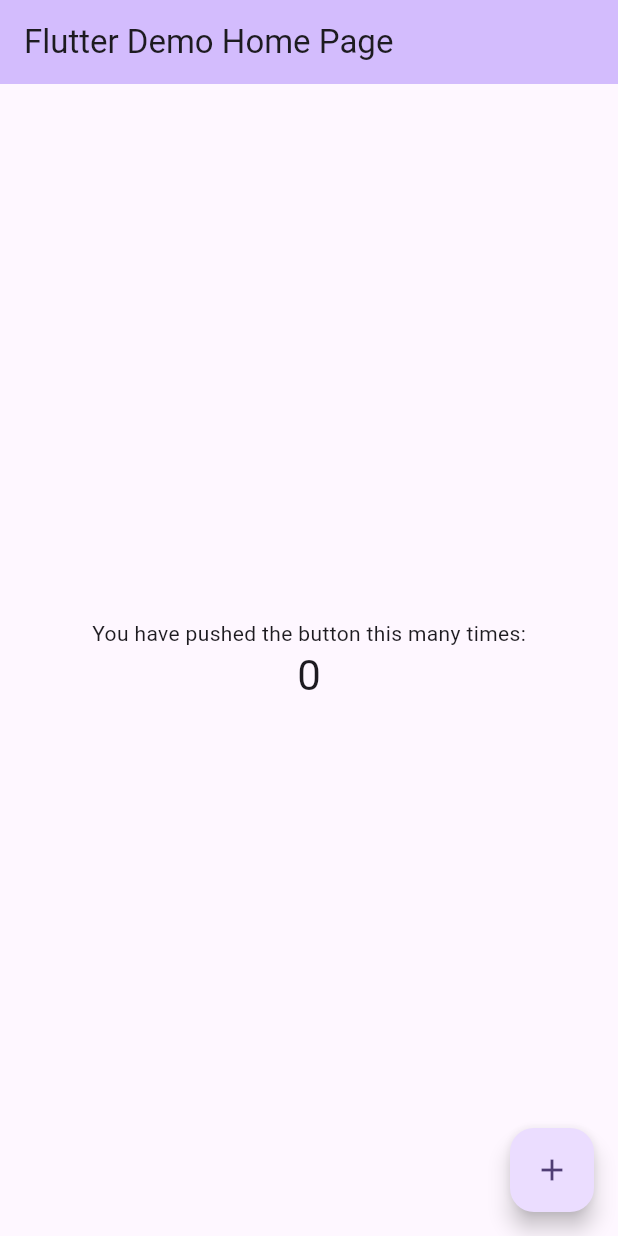
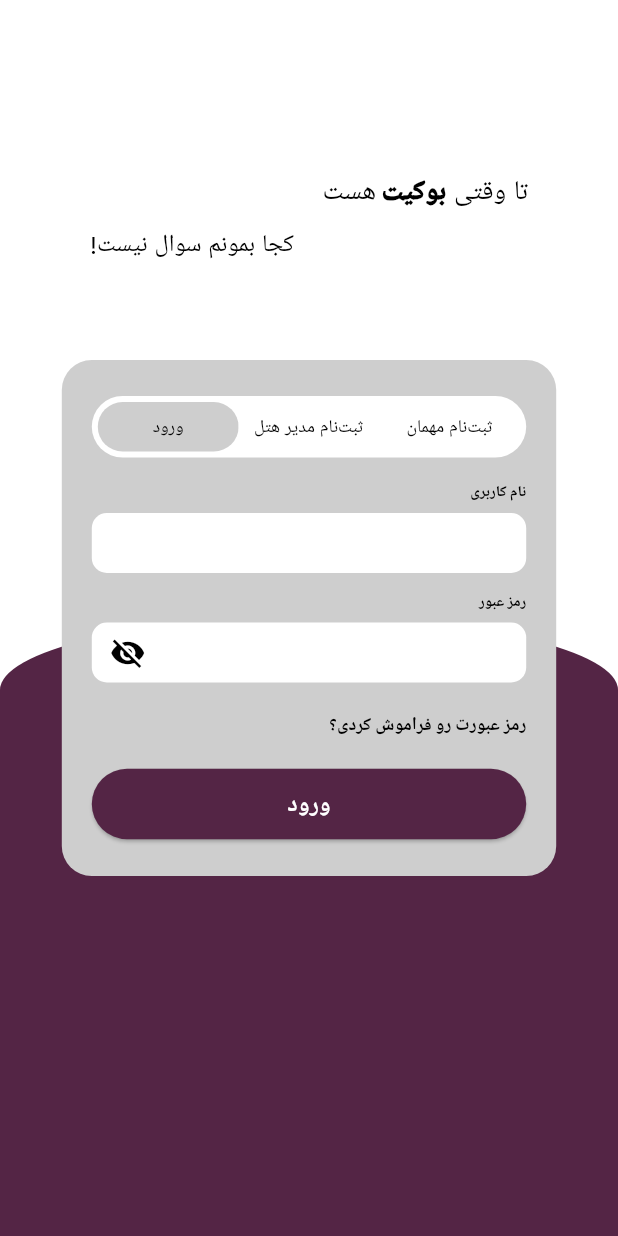
Before and after one commit to SamiraAhmadnezhad/BookIt, a Flutter app: the screen it shows after launch, on a phone screen of 412 x 824 dp. Run offline on Flutter 3.47's test engine with Material 3 defaults, Android fonts, the phone set to English and light mode, and no system bars; our stand-ins replace google_fonts.

Commit message:
add authentication page

```diff
--- a/lib/main.dart
+++ b/lib/main.dart
@@ -1,122 +1,22 @@
+import 'package:bookit/pages/authentication_page/authentication_page.dart';
 import 'package:flutter/material.dart';
+import 'package:google_fonts/google_fonts.dart';
 
-void main() {
-  runApp(const MyApp());
-}
+void main() => runApp(const MyApp());
 
 class MyApp extends StatelessWidget {
   const MyApp({super.key});
 
-  // This widget is the root of your application.
   @override
   Widget build(BuildContext context) {
     return MaterialApp(
-      title: 'Flutter Demo',
+      debugShowCheckedModeBanner: false,
+      home: const AuthenticationPage(),
       theme: ThemeData(
-        // This is the theme of your application.
-        //
-        // TRY THIS: Try running your application with "flutter run". You'll see
-        // the application has a purple toolbar. Then, without quitting the app,
-        // try changing the seedColor in the colorScheme below to Colors.green
-        // and then invoke "hot reload" (save your changes or press the "hot
-        // reload" button in a Flutter-supported IDE, or press "r" if you used
-        // the command line to start the app).
-        //
-        // Notice that the counter didn't reset back to zero; the application
-        // state is not lost during the reload. To reset the state, use hot
-        // restart instead.
-        //
-        // This works for code too, not just values: Most code changes can be
-        // tested with just a hot reload.
-        colorScheme: ColorScheme.fromSeed(seedColor: Colors.deepPurple),
+        fontFamily: GoogleFonts.inter().fontFamily,
+        textTheme: GoogleFonts.interTextTheme(),
+        useMaterial3: true,
       ),
-      home: const MyHomePage(title: 'Flutter Demo Home Page'),
     );
   }
 }
-
-class MyHomePage extends StatefulWidget {
-  const MyHomePage({super.key, required this.title});
-
-  // This widget is the home page of your application. It is stateful, meaning
-  // that it has a State object (defined below) that contains fields that affect
-  // how it looks.
-
-  // This class is the configuration for the state. It holds the values (in this
-  // case the title) provided by the parent (in this case the App widget) and
-  // used by the build method of the State. Fields in a Widget subclass are
-  // always marked "final".
-
-  final String title;
-
-  @override
-  State<MyHomePage> createState() => _MyHomePageState();
-}
-
-class _MyHomePageState extends State<MyHomePage> {
-  int _counter = 0;
-
-  void _incrementCounter() {
-    setState(() {
-      // This call to setState tells the Flutter framework that something has
-      // changed in this State, which causes it to rerun the build method below
-      // so that the display can reflect the updated values. If we changed
-      // _counter without calling setState(), then the build method would not be
-      // called again, and so nothing would appear to happen.
-      _counter++;
-    });
-  }
-
-  @override
-  Widget build(BuildContext context) {
-    // This method is rerun every time setState is called, for instance as done
-    // by the _incrementCounter method above.
-    //
-    // The Flutter framework has been optimized to make rerunning build methods
-    // fast, so that you can just rebuild anything that needs updating rather
-    // than having to individually change instances of widgets.
-    return Scaffold(
-      appBar: AppBar(
-        // TRY THIS: Try changing the color here to a specific color (to
-        // Colors.amber, perhaps?) and trigger a hot reload to see the AppBar
-        // change color while the other colors stay the same.
-        backgroundColor: Theme.of(context).colorScheme.inversePrimary,
-        // Here we take the value from the MyHomePage object that was created by
-        // the App.build method, and use it to set our appbar title.
-        title: Text(widget.title),
-      ),
-      body: Center(
-        // Center is a layout widget. It takes a single child and positions it
-        // in the middle of the parent.
-        child: Column(
-          // Column is also a layout widget. It takes a list of children and
-          // arranges them vertically. By default, it sizes itself to fit its
-          // children horizontally, and tries to be as tall as its parent.
-          //
-          // Column has various properties to control how it sizes itself and
-          // how it positions its children. Here we use mainAxisAlignment to
-          // center the children vertically; the main axis here is the vertical
-          // axis because Columns are vertical (the cross axis would be
-          // horizontal).
-          //
-          // TRY THIS: Invoke "debug painting" (choose the "Toggle Debug Paint"
-          // action in the IDE, or press "p" in the console), to see the
-          // wireframe for each widget.
-          mainAxisAlignment: MainAxisAlignment.center,
-          children: <Widget>[
-            const Text('You have pushed the button this many times:'),
-            Text(
-              '$_counter',
-              style: Theme.of(context).textTheme.headlineMedium,
-            ),
-          ],
-        ),
-      ),
-      floatingActionButton: FloatingActionButton(
-        onPressed: _incrementCounter,
-        tooltip: 'Increment',
-        child: const Icon(Icons.add),
-      ), // This trailing comma makes auto-formatting nicer for build methods.
-    );
-  }
-}
--- /dev/null
+++ b/lib/pages/authentication_page/authentication_page.dart
@@ -0,0 +1,463 @@
+import 'package:bookit/pages/authentication_page/otp_fields.dart';
+import 'package:flutter/material.dart';
+
+class AuthenticationPage extends StatefulWidget {
+  const AuthenticationPage({super.key});
+  @override
+  State<AuthenticationPage> createState() => _LoginPageState();
+}
+
+class _LoginPageState extends State<AuthenticationPage> {
+  bool isObscured = true;
+  int selectedTab = 0;
+  bool isChecked = false;
+  bool otpSend = false;
+  String otpTabLabel = "";
+
+  final TextEditingController loginUsernameController = TextEditingController();
+  final TextEditingController loginPasswordController = TextEditingController();
+
+  final TextEditingController managerUsernameController = TextEditingController();
+  final TextEditingController managerNameController = TextEditingController();
+  final TextEditingController managerLastNameController = TextEditingController();
+  final TextEditingController managerNationalIdController = TextEditingController();
+  final TextEditingController managerHotelNameController = TextEditingController();
+  final TextEditingController managerPasswordController = TextEditingController();
+  final TextEditingController managerConfirmPasswordController = TextEditingController();
+
+  final TextEditingController guestUsernameController = TextEditingController();
+  final TextEditingController guestEmailController = TextEditingController();
+  final TextEditingController guestPasswordController = TextEditingController();
+  final TextEditingController guestConfirmPasswordController = TextEditingController();
+
+  final TextEditingController otp1Controller = TextEditingController();
+  final TextEditingController otp2Controller = TextEditingController();
+  final TextEditingController otp3Controller = TextEditingController();
+  final TextEditingController otp4Controller = TextEditingController();
+
+  Color getPrimaryColor() {
+    return (selectedTab == 0) ? const Color(0xFF542545) : const Color(0xFFCECECE);
+  }
+
+  Color getSecondaryColor() {
+    return (selectedTab == 0) ? const Color(0xFFCECECE) : const Color(0xFF542545);
+  }
+
+  Color getPrimaryTextColor() {
+    return (selectedTab == 0) ? Colors.black : Colors.white;
+  }
+
+  Color getSecondaryTextColor() {
+    return (selectedTab == 0) ? Colors.white : Colors.black;
+  }
+
+  void _clearAllFields() {
+    loginUsernameController.clear();
+    loginPasswordController.clear();
+    managerUsernameController.clear();
+    managerNameController.clear();
+    managerLastNameController.clear();
+    managerNationalIdController.clear();
+    managerHotelNameController.clear();
+    managerPasswordController.clear();
+    managerConfirmPasswordController.clear();
+    guestUsernameController.clear();
+    guestEmailController.clear();
+    guestPasswordController.clear();
+    guestConfirmPasswordController.clear();
+    otp1Controller.clear();
+    otp2Controller.clear();
+    otp3Controller.clear();
+    otp4Controller.clear();
+  }
+
+  @override
+  Widget build(BuildContext context) {
+    final screenHeight = MediaQuery.of(context).size.height;
+    final screenWidth = MediaQuery.of(context).size.width;
+    return Scaffold(
+      backgroundColor: Colors.white,
+      resizeToAvoidBottomInset: true,
+      body: LayoutBuilder(builder: (context, constraints) {
+        return Stack(
+          children: [
+            Center(
+              child: Padding(
+                padding: const EdgeInsets.symmetric(horizontal: 60),
+                child: Column(
+                  children: [
+                    SizedBox(height: screenHeight * 0.14),
+                    Align(
+                      alignment: Alignment.topRight,
+                      child: Text.rich(
+                        TextSpan(
+                          text: 'تا وقتی ',
+                          style: TextStyle(
+                            fontSize: 18,
+                            fontWeight: FontWeight.w400,
+                            color: getPrimaryTextColor(),
+                          ),
+                          children: [
+                            TextSpan(
+                              text: 'بوکیت ',
+                              style: TextStyle(
+                                fontWeight: FontWeight.w900,
+                                color: getPrimaryTextColor(),
+                              ),
+                            ),
+                            TextSpan(
+                              text: 'هست',
+                              style: TextStyle(
+                                color: getPrimaryTextColor(),
+                              ),
+                            ),
+                          ],
+                        ),
+                      ),
+                    ),
+                    const SizedBox(height: 10),
+                    Align(
+                      alignment: Alignment.topLeft,
+                      child: Text(
+                        'کجا بمونم سوال نیست!',
+                        textDirection: TextDirection.rtl,
+                        style: TextStyle(
+                          fontSize: 16,
+                          fontWeight: FontWeight.w400,
+                          color: getPrimaryTextColor(),
+                        ),
+                      ),
+                    ),
+                  ],
+                ),
+              ),
+            ),
+            Align(
+              alignment: Alignment.bottomCenter,
+              child: Container(
+                height: screenHeight * 0.5,
+                width: screenWidth,
+                decoration: BoxDecoration(
+                  color: getPrimaryColor(),
+                  borderRadius: const BorderRadius.vertical(
+                    top: Radius.elliptical(300, 70),
+                  ),
+                ),
+              ),
+            ),
+            Center(
+              child: SingleChildScrollView(
+                padding: EdgeInsets.only(bottom: MediaQuery.of(context).viewInsets.bottom),
+                child: Container(
+                  padding: const EdgeInsets.symmetric(horizontal: 20, vertical: 24),
+                  margin: EdgeInsets.symmetric(horizontal: screenWidth * 0.1),
+                  decoration: BoxDecoration(
+                    color: getSecondaryColor(),
+                    borderRadius: BorderRadius.circular(20),
+                  ),
+                  child: Column(
+                    mainAxisSize: MainAxisSize.min,
+                    children: [
+                      Container(
+                        decoration: BoxDecoration(
+                          color: Colors.white,
+                          borderRadius: BorderRadius.circular(30),
+                        ),
+                        child: Padding(
+                          padding: const EdgeInsets.all(4),
+                          child: Row(
+                            children: [
+                              _buildTabButton('ورود', 0),
+                              _buildTabButton('ثبت‌نام مدیر هتل', 1),
+                              _buildTabButton('ثبت‌نام مهمان', 2),
+                            ],
+                          ),
+                        ),
+                      ),
+                      const SizedBox(height: 16),
+                      _buildFormFieldsForSelectedTab(),
+                    ],
+                  ),
+                ),
+              ),
+            ),
+          ],
+        );
+      }),
+    );
+  }
+
+  Expanded _buildTabButton(String text, int index) {
+    return Expanded(
+      child: GestureDetector(
+        onTap: () {
+          setState(() {
+            selectedTab = index;
+            isChecked = false;
+            otpSend = false;
+            _clearAllFields();
+          });
+        },
+        child: Container(
+          padding: const EdgeInsets.symmetric(vertical: 8),
+          decoration: BoxDecoration(
+            color: selectedTab == index ? getSecondaryColor() : Colors.white,
+            borderRadius: BorderRadius.circular(30),
+          ),
+          alignment: Alignment.center,
+          child: Text(
+            text,
+            style: TextStyle(
+              fontSize: 12,
+              fontWeight: FontWeight.w500,
+              color: selectedTab == 0 ? Colors.black : (selectedTab == index ? getPrimaryTextColor() : getSecondaryTextColor()),
+            ),
+          ),
+        ),
+      ),
+    );
+  }
+
+  Widget _buildFormFieldsForSelectedTab() {
+    List<Widget> fields = [];
+    String buttonText = '';
+    switch (selectedTab) {
+      case 0:
+        buttonText = 'ورود';
+        fields = [
+          _buildTextField('نام کاربری', loginUsernameController),
+          const SizedBox(height: 12),
+          _buildPasswordField('رمز عبور', loginPasswordController),
+          const SizedBox(height: 20),
+          Align(
+            alignment: Alignment.centerRight,
+            child: Text(
+              'رمز عبورت رو فراموش کردی؟',
+              style: TextStyle(fontSize: 12, fontWeight: FontWeight.w800, color: getPrimaryTextColor()),
+            ),
+          ),
+        ];
+        break;
+      case 1:
+        if (otpSend) {
+          buttonText = 'ثبت نام';
+          fields = [
+            Align(
+              alignment: Alignment.center,
+              child: Text(
+                otpTabLabel,
+                style: TextStyle(fontSize: 14, fontWeight: FontWeight.w700, color: getPrimaryTextColor()),
+              ),
+            ),
+            const SizedBox(height: 20),
+            OtpFields(
+              otp1Controller: otp1Controller,
+              otp2Controller: otp2Controller,
+              otp3Controller: otp3Controller,
+              otp4Controller: otp4Controller,
+            ),
+            const SizedBox(height: 20),
+          ];
+        } else {
+          buttonText = 'ادامه';
+          fields = [
+            _buildTextField('نام کاربری', managerUsernameController),
+            const SizedBox(height: 12),
+            _buildTextField('نام', managerNameController),
+            const SizedBox(height: 12),
+            _buildTextField('نام خانوادگی', managerLastNameController),
+            const SizedBox(height: 12),
+            _buildTextField('کد ملی', managerNationalIdController),
+            const SizedBox(height: 12),
+            _buildTextField('نام هتل', managerHotelNameController),
+            const SizedBox(height: 12),
+            _buildPasswordField('رمز عبور', managerPasswordController),
+            const SizedBox(height: 12),
+            _buildPasswordField('تکرار رمزعبور', managerConfirmPasswordController),
+            const SizedBox(height: 20),
+            _buildTermsAndConditions(),
+          ];
+        }
+        break;
+      case 2:
+        if (otpSend) {
+          buttonText = 'ثبت نام';
+          fields = [
+            Align(
+              alignment: Alignment.center,
+              child: Text(
+                otpTabLabel,
+                style: TextStyle(fontSize: 14, fontWeight: FontWeight.w700, color: getPrimaryTextColor()),
+              ),
+            ),
+            const SizedBox(height: 20),
+            OtpFields(
+              otp1Controller: otp1Controller,
+              otp2Controller: otp2Controller,
+              otp3Controller: otp3Controller,
+              otp4Controller: otp4Controller,
+            ),
+            const SizedBox(height: 20),
+          ];
+        } else {
+          buttonText = 'ادامه';
+          fields = [
+            _buildTextField('نام کاربری', guestUsernameController),
+            const SizedBox(height: 12),
+            _buildTextField('ایمیل', guestEmailController),
+            const SizedBox(height: 12),
+            _buildPasswordField('رمز عبور', guestPasswordController),
+            const SizedBox(height: 12),
+            _buildPasswordField('تکرار رمزعبور', guestConfirmPasswordController),
+            const SizedBox(height: 20),
+            _buildTermsAndConditions(),
+          ];
+        }
+        break;
+      case 4:
+        buttonText = 'ثبت نام';
+        fields = [
+          Align(
+            alignment: Alignment.center,
+            child: Text(
+              otpTabLabel,
+              style: TextStyle(fontSize: 14, fontWeight: FontWeight.w700, color: getPrimaryTextColor()),
+            ),
+          ),
+          const SizedBox(height: 20),
+          OtpFields(
+            otp1Controller: otp1Controller,
+            otp2Controller: otp2Controller,
+            otp3Controller: otp3Controller,
+            otp4Controller: otp4Controller,
+          ),
+          const SizedBox(height: 20),
+        ];
+        break;
+      default:
+        buttonText = 'ادامه';
+    }
+    fields.add(const SizedBox(height: 20));
+    fields.add(
+      SizedBox(
+        width: double.infinity,
+        child: ElevatedButton(
+          style: ElevatedButton.styleFrom(
+            backgroundColor: getPrimaryColor(),
+            shape: RoundedRectangleBorder(borderRadius: BorderRadius.circular(45)),
+            padding: const EdgeInsets.symmetric(vertical: 12),
+          ),
+          onPressed: () {
+            if (buttonText == 'ادامه') {
+              setState(() {
+                if (selectedTab == 1) {
+                  otpTabLabel = 'ثبت‌نام مدیر هتل';
+                } else if (selectedTab == 2) {
+                  otpTabLabel = 'ثبت‌نام مهمان';
+                }
+                otpSend = true;
+              });
+            }
+          },
+          child: Text(
+            buttonText,
+            style: TextStyle(fontSize: 16, fontWeight: FontWeight.w600, color: getSecondaryTextColor()),
+          ),
+        ),
+      ),
+    );
+    return Column(children: fields);
+  }
+
+  Widget _buildTermsAndConditions() {
+    return Row(
+      mainAxisAlignment: MainAxisAlignment.end,
+      children: [
+        Text(
+          'قوانین و مقررات اپلیکیشن را می‌پذیرم.',
+          textDirection: TextDirection.rtl,
+          style: TextStyle(fontSize: 12, fontWeight: FontWeight.w800, color: getPrimaryTextColor()),
+        ),
+        Checkbox(
+          value: isChecked,
+          onChanged: (value) {
+            setState(() {
+              isChecked = value!;
+            });
+          },
+          shape: RoundedRectangleBorder(borderRadius: BorderRadius.circular(4)),
+          activeColor: Colors.white,
+          checkColor: const Color(0xFF542545),
+          fillColor: MaterialStateProperty.resolveWith<Color>((states) => Colors.white),
+        ),
+      ],
+    );
+  }
+
+  Widget _buildTextField(String label, TextEditingController controller) {
+    return Column(
+      crossAxisAlignment: CrossAxisAlignment.end,
+      children: [
+        Padding(
+          padding: const EdgeInsets.only(bottom: 6),
+          child: Text(
+            label,
+            textAlign: TextAlign.right,
+            style: TextStyle(fontSize: 10, fontWeight: FontWeight.w800, color: getPrimaryTextColor()),
+          ),
+        ),
+        SizedBox(
+          height: 40,
+          child: TextField(
+            controller: controller,
+            textDirection: TextDirection.rtl,
+            textAlign: TextAlign.right,
+            decoration: InputDecoration(
+              filled: true,
+              fillColor: Colors.white,
+              border: OutlineInputBorder(borderRadius: BorderRadius.circular(10), borderSide: BorderSide.none),
+            ),
+          ),
+        ),
+      ],
+    );
+  }
+
+  Widget _buildPasswordField(String label, TextEditingController controller) {
+    return Column(
+      crossAxisAlignment: CrossAxisAlignment.end,
+      children: [
+        Padding(
+          padding: const EdgeInsets.only(bottom: 6),
+          child: Text(
+            label,
+            textAlign: TextAlign.right,
+            style: TextStyle(fontSize: 10, fontWeight: FontWeight.w800, color: getPrimaryTextColor()),
+          ),
+        ),
+        SizedBox(
+          height: 40,
+          child: TextField(
+            controller: controller,
+            obscureText: isObscured,
+            textDirection: TextDirection.rtl,
+            textAlign: TextAlign.right,
+            decoration: InputDecoration(
+              filled: true,
+              fillColor: Colors.white,
+              border: OutlineInputBorder(borderRadius: BorderRadius.circular(10), borderSide: BorderSide.none),
+              prefixIcon: IconButton(
+                icon: Icon(isObscured ? Icons.visibility_off : Icons.visibility, color: Colors.black),
+                onPressed: () {
+                  setState(() {
+                    isObscured = !isObscured;
+                  });
+                },
+              ),
+            ),
+          ),
+        ),
+      ],
+    );
+  }
+}
--- /dev/null
+++ b/lib/pages/authentication_page/otp_fields.dart
@@ -0,0 +1,55 @@
+import 'package:flutter/material.dart';
+
+class OtpFields extends StatelessWidget {
+  final TextEditingController otp1Controller;
+  final TextEditingController otp2Controller;
+  final TextEditingController otp3Controller;
+  final TextEditingController otp4Controller;
+
+  const OtpFields({
+    Key? key,
+    required this.otp1Controller,
+    required this.otp2Controller,
+    required this.otp3Controller,
+    required this.otp4Controller,
+  }) : super(key: key);
+
+  Widget _buildOtpBox(TextEditingController controller, BuildContext context) {
+    return SizedBox(
+      width: 50,
+      child: TextField(
+        controller: controller,
+        maxLength: 1,
+        textAlign: TextAlign.center,
+        keyboardType: TextInputType.number,
+        decoration: InputDecoration(
+          counterText: '',
+          filled: true,
+          fillColor: Colors.white,
+          border: OutlineInputBorder(
+            borderRadius: BorderRadius.circular(10),
+            borderSide: BorderSide.none,
+          ),
+        ),
+        onChanged: (value) {
+          if (value.length == 1) {
+            FocusScope.of(context).nextFocus();
+          }
+        },
+      ),
+    );
+  }
+
+  @override
+  Widget build(BuildContext context) {
+    return Row(
+      mainAxisAlignment: MainAxisAlignment.spaceEvenly,
+      children: [
+        _buildOtpBox(otp1Controller, context),
+        _buildOtpBox(otp2Controller, context),
+        _buildOtpBox(otp3Controller, context),
+        _buildOtpBox(otp4Controller, context),
+      ],
+    );
+  }
+}
--- a/pubspec.yaml
+++ b/pubspec.yaml
@@ -34,6 +34,7 @@ dependencies:
   # The following adds the Cupertino Icons font to your application.
   # Use with the CupertinoIcons class for iOS style icons.
   cupertino_icons: ^1.0.8
+  google_fonts: ^6.2.1
 
 dev_dependencies:
   flutter_test:
```
Also changed, not shown: pubspec.lock, 2 other files.
